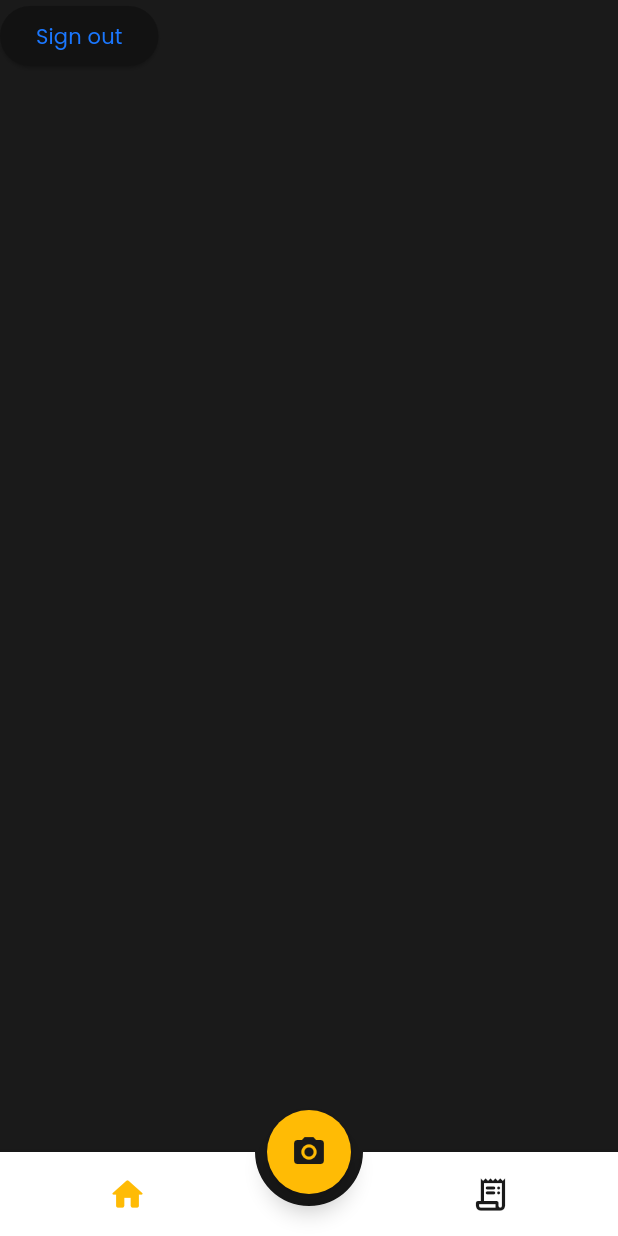
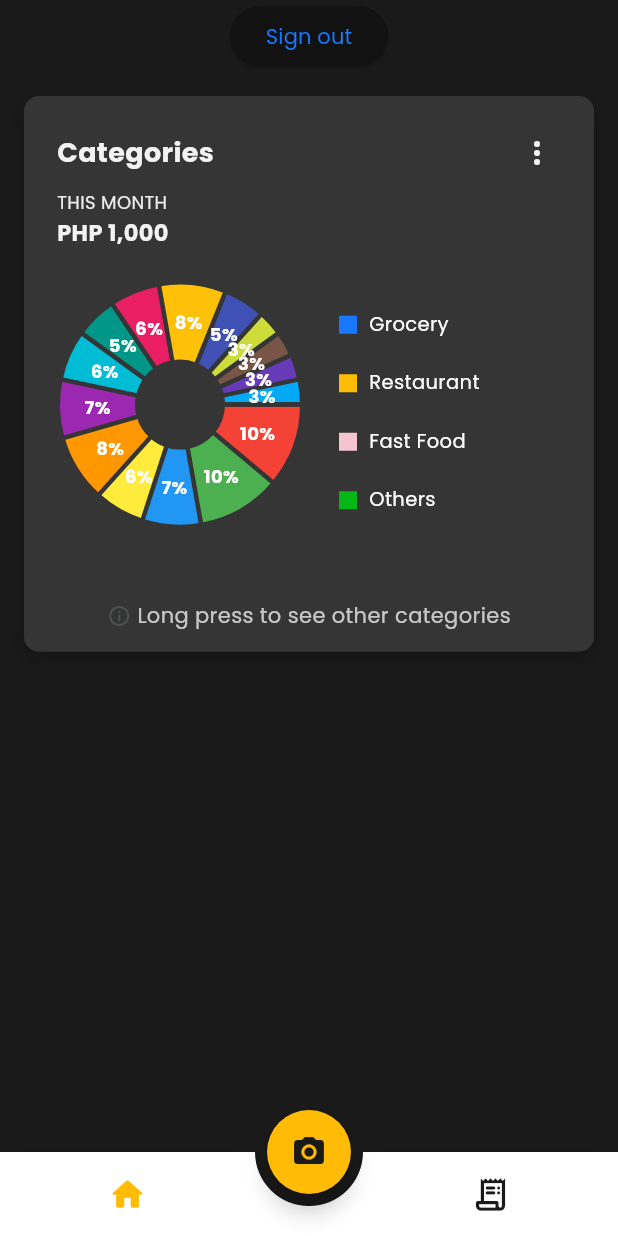
Before and after one commit to ezerssss/SpendSmart, a Flutter app: the HomePage screen opened directly, on a phone screen of 412 x 824 dp. Run offline on Flutter 3.47's test engine with Material 3 defaults, Android fonts, the light colour scheme and no system bars; drawn by our look-alikes of animated_bottom_navigation_bar, fl_chart; our stand-ins replace cloud_firestore, confetti, firebase_auth, firebase_core, google_sign_in, introduction_screen and 2 more; missing offline and left inert: flutter_doc_scanner, flutter_shake_animated; accounts and stored records are empty.

Commit message:
[Frontend][Rian] Categories Chart

```diff
--- /dev/null
+++ b/lib/components/analytics/categories/categories_chart.dart
@@ -0,0 +1,104 @@
+import 'package:flutter/material.dart';
+import 'package:fl_chart/fl_chart.dart';
+
+class CategoriesChart extends StatefulWidget {
+  const CategoriesChart({super.key});
+
+  @override
+  State<CategoriesChart> createState() => CategoriesChartState();
+}
+
+class CategoriesChartState extends State<CategoriesChart> {
+  int touchedIndex = -1;
+
+  @override
+  Widget build(BuildContext context) {
+    return AspectRatio(
+      aspectRatio: 1.3,
+      child: PieChart(
+        PieChartData(
+          borderData: FlBorderData(show: false),
+          sectionsSpace: 3,
+          centerSpaceRadius: 30,
+          pieTouchData: PieTouchData(
+            touchCallback: (FlTouchEvent event, pieTouchResponse) {
+              setState(() {
+                if (!event.isInterestedForInteractions ||
+                    pieTouchResponse == null ||
+                    pieTouchResponse.touchedSection == null) {
+                  touchedIndex = -1;
+                  return;
+                }
+                touchedIndex =
+                    pieTouchResponse.touchedSection!.touchedSectionIndex;
+              });
+            },
+          ),
+          sections: getCategorySections(),
+        ),
+      ),
+    );
+  }
+
+  List<PieChartSectionData> getCategorySections() {
+    final data = <String, double>{
+      'Grocery': 10,
+      'Restaurant': 10,
+      'Fast Food': 7,
+      'Cafe': 6,
+      'Retail': 8,
+      'Pharmacy': 7,
+      'Gas Station': 6,
+      'Electronics': 5,
+      'Clothing': 6,
+      'Home Improvement': 8,
+      'Office Supplies': 5,
+      'Bookstore': 3,
+      'Bakery': 3,
+      'Liquor Store': 3,
+      'Convenience Store': 3,
+    };
+
+    int i = 0;
+    return data.entries.map((entry) {
+      final isTouched = i == touchedIndex;
+      final double radius = isTouched ? 60 : 50;
+      final double fontSize = isTouched ? 18 : 12;
+
+      final section = PieChartSectionData(
+        color: _colorForIndex(i),
+        value: entry.value,
+        title: '${entry.value.toInt()}%',
+        radius: radius,
+        titleStyle: TextStyle(
+          fontSize: fontSize,
+          fontWeight: FontWeight.bold,
+          color: Colors.white,
+        ),
+      );
+      i++;
+      return section;
+    }).toList();
+  }
+
+  Color _colorForIndex(int index) {
+    const palette = [
+      Colors.red,
+      Colors.green,
+      Colors.blue,
+      Colors.yellow,
+      Colors.orange,
+      Colors.purple,
+      Colors.cyan,
+      Colors.teal,
+      Colors.pink,
+      Colors.amber,
+      Colors.indigo,
+      Colors.lime,
+      Colors.brown,
+      Colors.deepPurple,
+      Colors.lightBlue,
+    ];
+    return palette[index % palette.length];
+  }
+}
--- /dev/null
+++ b/lib/components/analytics/categories/categories_holder.dart
@@ -0,0 +1,248 @@
+// Updated CategoriesHolder with AppColors applied to chart and legend colors
+
+import 'package:flutter/material.dart';
+import 'package:flutter/services.dart';
+import 'package:spendsmart/components/analytics/categories/legend_row.dart';
+import 'package:spendsmart/styles.dart';
+import 'categories_chart.dart';
+
+class CategoriesHolder extends StatefulWidget {
+  final CategoriesChart chart;
+
+  const CategoriesHolder({super.key, required this.chart});
+
+  @override
+  State<CategoriesHolder> createState() => _CategoriesHolderState();
+}
+
+class _CategoriesHolderState extends State<CategoriesHolder> {
+  String selectedPeriod = 'THIS MONTH';
+  bool isVerticalLayout = false;
+
+  final Map<String, String> dummyAmounts = {
+    'THIS MONTH': 'PHP 1,000',
+    'THIS WEEK': 'PHP 250',
+    'THIS YEAR': 'PHP 12,000',
+  };
+
+  List<String> categoryLabels = [
+    'Grocery',
+    'Restaurant',
+    'Fast Food',
+    'Cafe',
+    'Retail',
+    'Pharmacy',
+    'Gas Station',
+    'Electronics',
+    'Clothing',
+    'Home Improvement',
+    'Office Supplies',
+    'Bookstore',
+    'Bakery',
+    'Liquor Store',
+    'Convenience Store',
+  ];
+
+  List<Color> colorPalette = [
+    AppColors.primary,
+    AppColors.secondary,
+    AppColors.accent,
+    AppColors.success,
+    AppColors.danger,
+    AppColors.onWhite,
+    AppColors.onBlack,
+    AppColors.white,
+    AppColors.border,
+    AppColors.primary,
+    AppColors.secondary,
+    AppColors.accent,
+    AppColors.success,
+    AppColors.danger,
+    AppColors.onWhite,
+  ];
+
+  @override
+  Widget build(BuildContext context) {
+    return GestureDetector(
+      onLongPress: () {
+        HapticFeedback.heavyImpact();
+        setState(() => isVerticalLayout = !isVerticalLayout);
+      },
+      child: Column(
+        mainAxisSize: MainAxisSize.min,
+        crossAxisAlignment: CrossAxisAlignment.stretch,
+        children: [
+          Container(
+            margin: const EdgeInsets.all(16),
+            decoration: BoxDecoration(
+              color: AppColors.onBlack,
+              borderRadius: BorderRadius.circular(10),
+              boxShadow: [
+                BoxShadow(
+                  color: Colors.black26,
+                  blurRadius: 8,
+                  offset: Offset(0, 4),
+                ),
+              ],
+            ),
+            padding: const EdgeInsets.all(14),
+            child: Column(
+              crossAxisAlignment: CrossAxisAlignment.start,
+              children: [
+                Row(
+                  mainAxisAlignment: MainAxisAlignment.spaceBetween,
+                  children: [
+                    Padding(
+                      padding: const EdgeInsets.only(left: 8.0),
+                      child: Text(
+                        'Categories',
+                        style: const TextStyle(
+                          color: AppColors.white,
+                          fontSize: 18,
+                          fontWeight: FontWeight.bold,
+                        ),
+                      ),
+                    ),
+                    PopupMenuButton<String>(
+                      icon: const Icon(Icons.more_vert, color: AppColors.white),
+                      color: AppColors.black,
+                      onSelected: (value) {
+                        setState(() {
+                          selectedPeriod = value.toUpperCase();
+                        });
+                      },
+                      itemBuilder:
+                          (item) => [
+                            const PopupMenuItem(
+                              value: 'This Month',
+                              child: Text("This Month"),
+                            ),
+                            const PopupMenuItem(
+                              value: 'This Week',
+                              child: Text('This Week'),
+                            ),
+                            const PopupMenuItem(
+                              value: 'This Year',
+                              child: Text('This Year'),
+                            ),
+                          ],
+                    ),
+                  ],
+                ),
+                Padding(
+                  padding: const EdgeInsets.only(left: 8.0),
+                  child: Text(
+                    selectedPeriod,
+                    style: const TextStyle(
+                      color: AppColors.onWhite,
+                      fontSize: 12,
+                    ),
+                  ),
+                ),
+                Padding(
+                  padding: const EdgeInsets.only(left: 8.0, top: 1.5),
+                  child: Text(
+                    dummyAmounts[selectedPeriod] ?? '',
+                    style: const TextStyle(
+                      color: AppColors.white,
+                      fontSize: 15,
+                      fontWeight: FontWeight.bold,
+                    ),
+                  ),
+                ),
+                const SizedBox(height: 10),
+                if (!isVerticalLayout)
+                  Row(
+                    crossAxisAlignment: CrossAxisAlignment.start,
+                    children: [
+                      Padding(
+                        padding: const EdgeInsets.only(top: 25, bottom: 40),
+                        child: SizedBox(
+                          width: 180,
+                          height: 180 / 1.3,
+                          child: widget.chart,
+                        ),
+                      ),
+                      const SizedBox(width: 12),
+                      Expanded(
+                        child: Padding(
+                          padding: const EdgeInsets.only(top: 25, bottom: 40),
+                          child: Wrap(
+                            spacing: 12,
+                            runSpacing: 8,
+                            children: const [
+                              LegendRow(
+                                color: AppColors.primary,
+                                text: 'Grocery',
+                              ),
+                              LegendRow(
+                                color: AppColors.secondary,
+                                text: 'Restaurant',
+                              ),
+                              LegendRow(
+                                color: AppColors.accent,
+                                text: 'Fast Food',
+                              ),
+                              LegendRow(
+                                color: AppColors.success,
+                                text: 'Others',
+                              ),
+                            ],
+                          ),
+                        ),
+                      ),
+                    ],
+                  )
+                else
+                  Column(
+                    crossAxisAlignment: CrossAxisAlignment.center,
+                    children: [
+                      SizedBox(height: 180, child: widget.chart),
+                      const SizedBox(height: 16),
+                      Center(
+                        child: Wrap(
+                          alignment: WrapAlignment.center,
+                          spacing: 12.0,
+                          runSpacing: 8.0,
+                          children: List.generate(
+                            categoryLabels.length,
+                            (i) => LegendRow(
+                              color: colorPalette[i % colorPalette.length],
+                              text: categoryLabels[i],
+                            ),
+                          ),
+                        ),
+                      ),
+                    ],
+                  ),
+                Padding(
+                  padding: const EdgeInsets.only(top: 12),
+                  child: Row(
+                    mainAxisAlignment: MainAxisAlignment.center,
+                    children: [
+                      const Icon(
+                        Icons.info_outline,
+                        size: 16,
+                        color: AppColors.border,
+                      ),
+                      const SizedBox(width: 4),
+                      Text(
+                        isVerticalLayout
+                            ? 'Long press to reduce'
+                            : 'Long press to see other categories',
+                        textAlign: TextAlign.center,
+                        style: TextStyle(
+                          color: AppColors.onWhite.withOpacity(0.8),
+                        ),
+                      ),
+                    ],
+                  ),
+                ),
+              ],
+            ),
+          ),
+        ],
+      ),
+    );
+  }
+}
--- /dev/null
+++ b/lib/components/analytics/categories/legend_row.dart
@@ -0,0 +1,37 @@
+import 'package:flutter/material.dart';
+
+class LegendRow extends StatelessWidget {
+  final Color color;
+  final String text;
+
+  const LegendRow({super.key, required this.color, required this.text});
+
+  @override
+  Widget build(BuildContext context) {
+    return Padding(
+      padding: const EdgeInsets.symmetric(vertical: 6.0, horizontal: 4.0),
+      child: Row(
+        mainAxisSize: MainAxisSize.min,
+        crossAxisAlignment: CrossAxisAlignment.start,
+        children: [
+          Container(
+            width: 12,
+            height: 12,
+            margin: const EdgeInsets.only(top: 4),
+            decoration: BoxDecoration(color: color),
+          ),
+          const SizedBox(width: 8),
+          Flexible(
+            child: Text(
+              text,
+              style: const TextStyle(color: Colors.white, fontSize: 13),
+              maxLines: 2,
+              overflow: TextOverflow.visible,
+              softWrap: true,
+            ),
+          ),
+        ],
+      ),
+    );
+  }
+}
--- a/lib/home_page.dart
+++ b/lib/home_page.dart
@@ -1,6 +1,7 @@
 import 'package:flutter/material.dart';
 import 'package:flutter/services.dart';
 import 'package:flutter_doc_scanner/flutter_doc_scanner.dart';
+import 'package:spendsmart/components/analytics/categories/categories_holder.dart';
 import 'package:spendsmart/processing_reciept_page.dart';
 import 'package:spendsmart/utils/scanner.dart';
 import 'package:spendsmart/my_receipts_page.dart';
@@ -10,6 +11,7 @@ import 'package:spendsmart/services/auth.dart';
 import 'package:spendsmart/styles.dart';
 import 'package:spendsmart/utils/transitions.dart';
 import 'package:animated_bottom_navigation_bar/animated_bottom_navigation_bar.dart';
+import 'package:spendsmart/components/analytics/categories/categories_chart.dart';
 
 class HomePage extends StatefulWidget {
   const HomePage({super.key});
@@ -58,6 +60,9 @@ class _HomePageState extends State<HomePage> {
                 ? Column(
                   children: [
                     ElevatedButton(onPressed: signOut, child: Text("Sign out")),
+                    SizedBox(
+                      child: CategoriesHolder(chart: const CategoriesChart()),
+                    ),
                   ],
                 )
                 : MyReceiptsPage(),
--- a/pubspec.yaml
+++ b/pubspec.yaml
@@ -24,6 +24,7 @@ dependencies:
     loading_animation_widget: ^1.3.0
     confetti: ^0.8.0
     flutter_shake_animated: ^0.0.5
+    fl_chart: ^1.0.0
 
 dev_dependencies:
     flutter_test:
```
Also changed, not shown: pubspec.lock.
